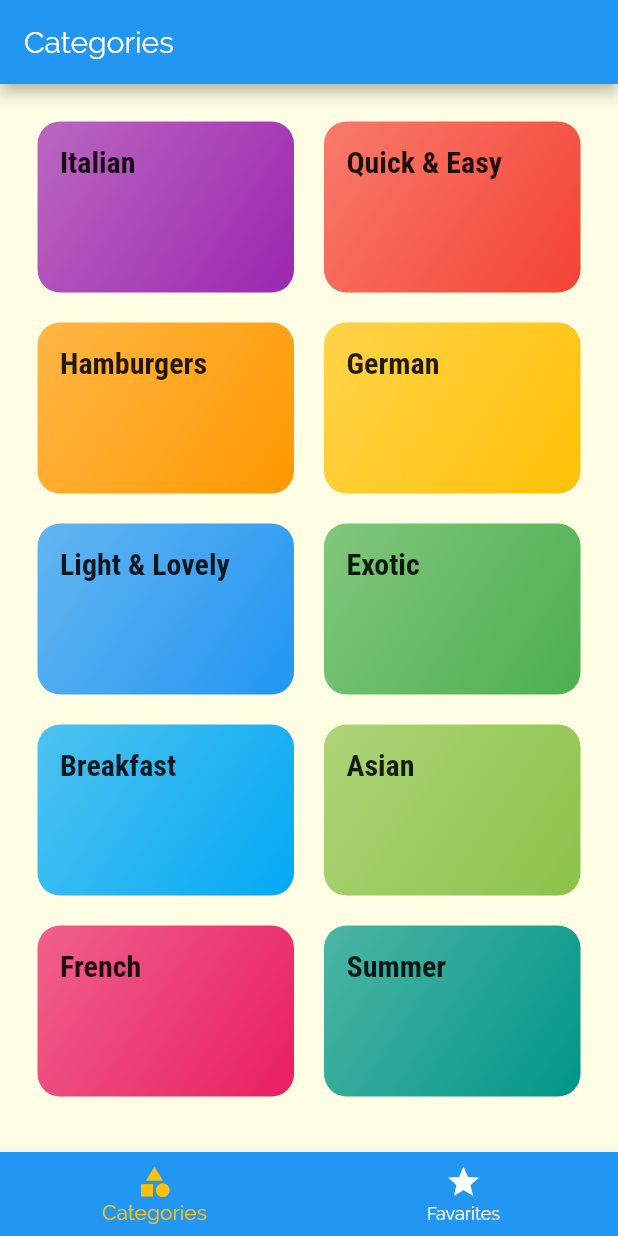
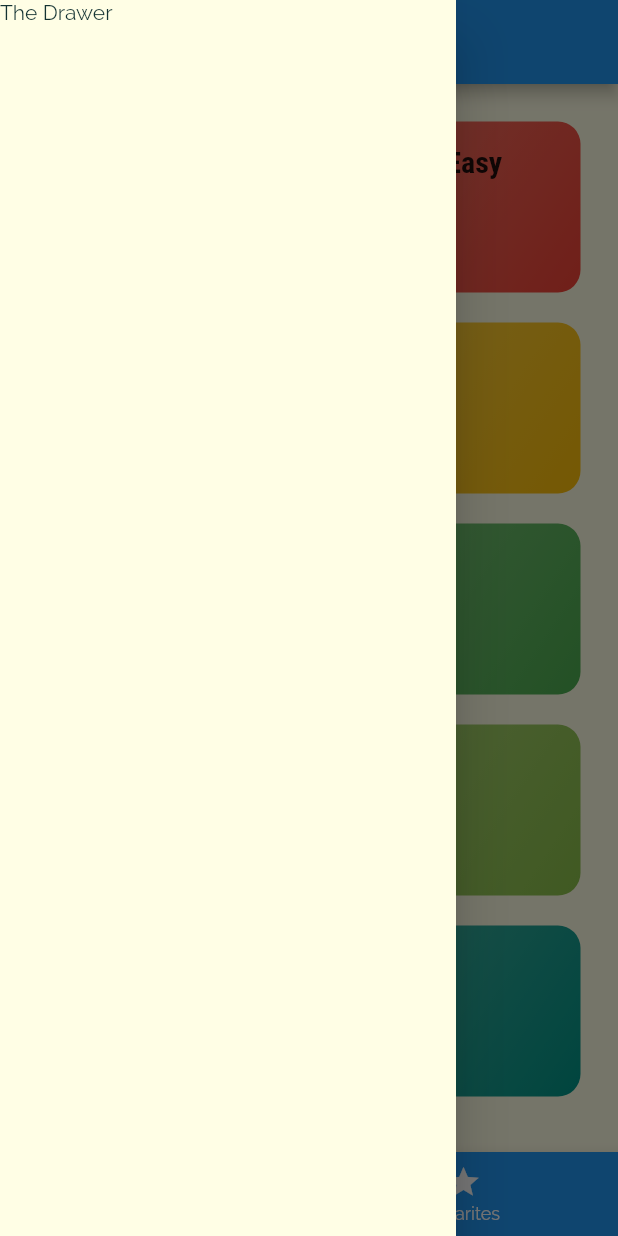
Before and after one commit to ixsho/meal_recipes, a Flutter app: the screen it shows after launch, with the side drawer open (before the commit the screen has no drawer), on a phone screen of 412 x 824 dp. Run offline on Flutter 3.47's test engine with Material 2 defaults, Android fonts, the phone set to English and light mode, and no system bars.

Commit message:
Add: Drawer

```diff
--- a/lib/screens/tabs_screen.dart
+++ b/lib/screens/tabs_screen.dart
@@ -32,6 +32,9 @@ class _TabsScreenState extends State<TabsScreen> {
       appBar: AppBar(
         title: Text(_pages[_selectedPageIndex]['title']),
       ),
+      drawer: Drawer(
+        child: Text('The Drawer'),
+      ),
       body: _pages[_selectedPageIndex]['page'],
       bottomNavigationBar: BottomNavigationBar(
         backgroundColor: Theme.of(context).primaryColor,
```
